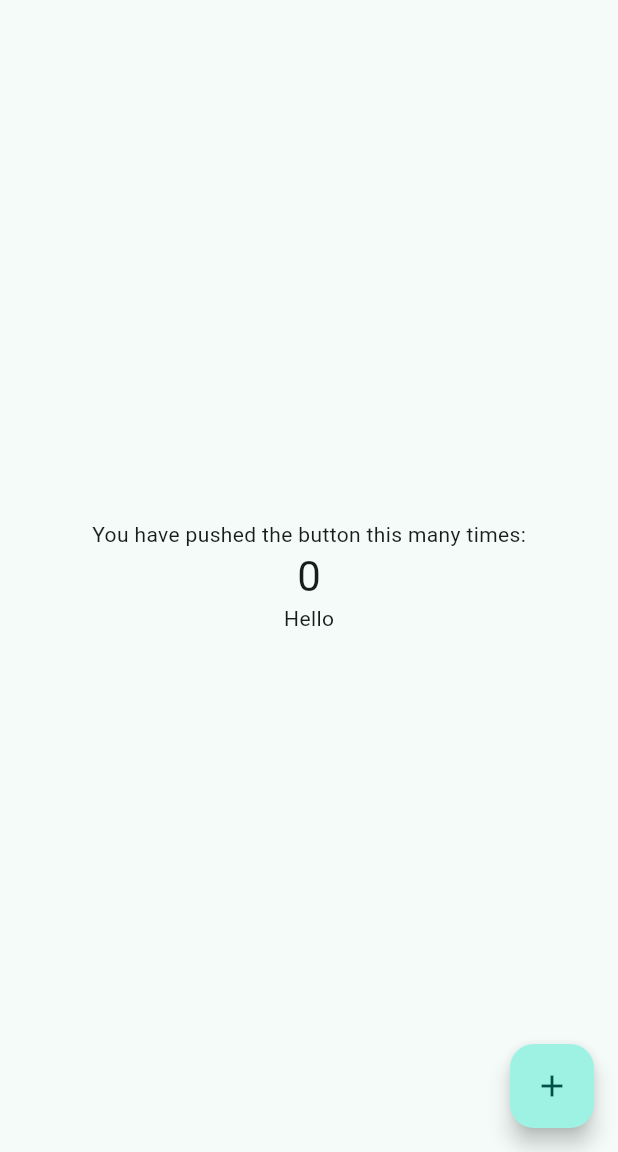
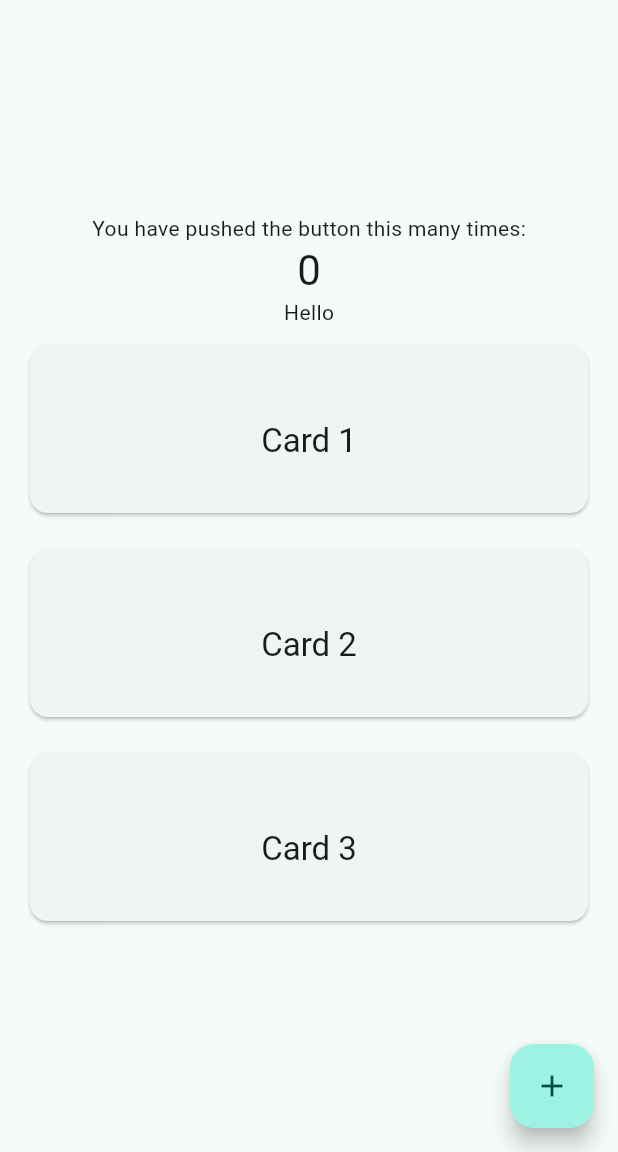
Before and after one commit to benamiller/ai_dojo, a Flutter app: the screen it shows after launch, on a phone screen of 412 x 824 dp, the part 84-1236 px from its top. Run offline on Flutter 3.47's test engine with Material 3 defaults, Android fonts, the phone set to English and light mode, and no system bars.

Commit message:
Adds cards for puzzle modes

```diff
--- /dev/null
+++ b/lib/components/mode_card_button.dart
@@ -0,0 +1,47 @@
+import 'package:flutter/material.dart';
+
+class ModeCardButton extends StatelessWidget {
+  final String label;
+  final IconData? icon;
+  final VoidCallback onTap;
+
+  const ModeCardButton({
+    super.key,
+    required this.label,
+    this.icon,
+    required this.onTap,
+  });
+
+  @override
+  Widget build(BuildContext context) {
+    return Padding(
+      padding: const EdgeInsets.symmetric(horizontal: 16, vertical: 8),
+      child: SizedBox(
+        width: double.infinity,
+        height: 120,
+        child: Card(
+          child: InkWell(
+            onTap: onTap,
+            borderRadius: BorderRadius.circular(12),
+            child: Padding(
+              padding: const EdgeInsets.all(16),
+              child: Column(
+                mainAxisAlignment: MainAxisAlignment.center,
+                children: [
+                  if (icon != null)
+                    Icon(icon, size: 48, color: Theme.of(context).primaryColor),
+                  if (icon == null) const SizedBox(height: 16),
+                  Text(
+                    label,
+                    style: Theme.of(context).textTheme.titleLarge,
+                    textAlign: TextAlign.center,
+                  ),
+                ],
+              ),
+            ),
+          ),
+        ),
+      ),
+    );
+  }
+}
--- a/lib/main.dart
+++ b/lib/main.dart
@@ -1,4 +1,5 @@
 import 'package:flutter/material.dart';
+import 'components/mode_card_button.dart';
 
 void main() {
   runApp(const MyApp());
@@ -111,6 +112,24 @@ class _HomePageState extends State<HomePage> {
               style: Theme.of(context).textTheme.headlineMedium,
             ),
             const Text("Hello"),
+            ModeCardButton(
+              label: "Card 1",
+              onTap: () {
+                print("Card 1");
+              },
+            ),
+            ModeCardButton(
+              label: "Card 2",
+              onTap: () {
+                print("Card 2");
+              },
+            ),
+            ModeCardButton(
+              label: "Card 3",
+              onTap: () {
+                print("Card 3");
+              },
+            ),
           ],
         ),
       ),
```
